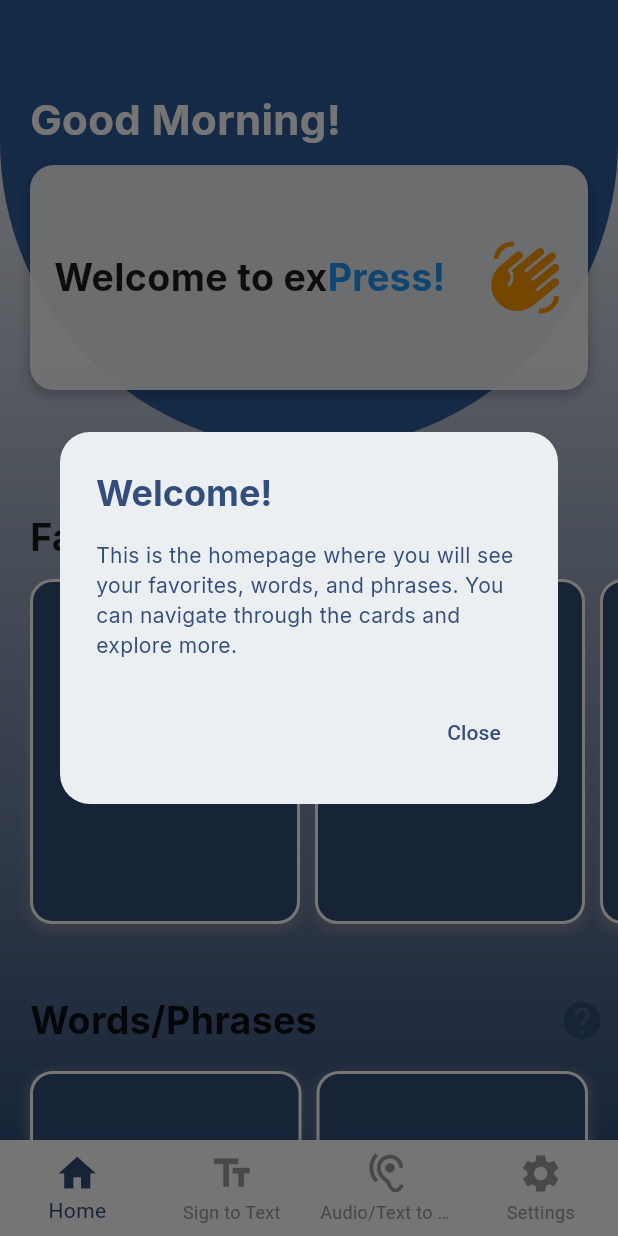
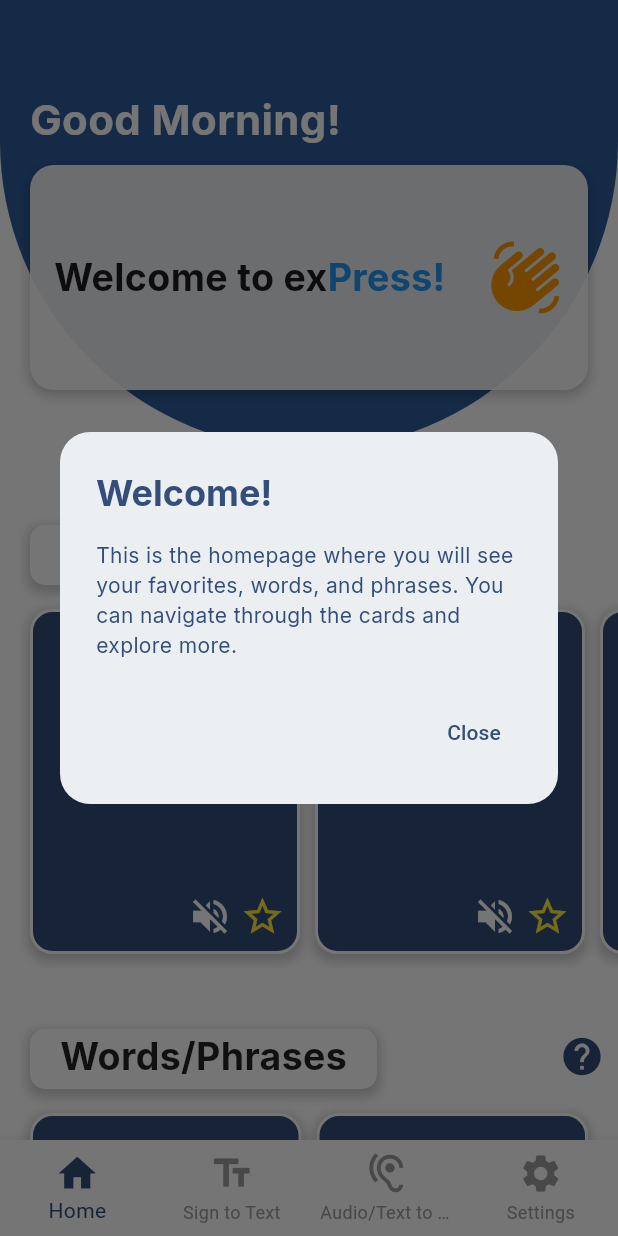
Before and after one commit to IverDumalag/express, a Flutter app: the LandingPage screen opened directly, after a tap on "Press to Start", on a phone screen of 412 x 824 dp. Run offline on Flutter 3.47's test engine with Material 3 defaults, Android fonts, the phone set to English and light mode, and no system bars.

Commit message:
update home page

```diff
--- a/flutter_express/lib/home/page_home.dart
+++ b/flutter_express/lib/home/page_home.dart
@@ -1,14 +1,38 @@
 import 'package:flutter/material.dart';
 import 'package:flutter/animation.dart';
 
-class Home extends StatelessWidget {
+class Home extends StatefulWidget {
+  @override
+  _HomeState createState() => _HomeState();
+}
+
+class _HomeState extends State<Home> {
   final List<String> cardTitles = ["Hello", "Love", "Happy", "Cute", "Sorry"];
   final Color cardColor = const Color(0xFF334E7B); // Updated color for all cards
 
   final List<String> phrases = [
     "Hello", "Thank You", "Sorry", "Good Morning",
-    "Good Night", "Please", "How are you?", "I love you",
+    "Good Night", "Please", "How are you?", "Yes",
   ];
+
+  String greetingMessage = '';
+
+  @override
+  void initState() {
+    super.initState();
+    _updateGreetingMessage();
+  }
+
+  void _updateGreetingMessage() {
+    final hour = DateTime.now().hour;
+    if (hour < 12) {
+      greetingMessage = 'Good Morning!';
+    } else if (hour < 17) {
+      greetingMessage = 'Good Afternoon!';
+    } else {
+      greetingMessage = 'Good Evening!';
+    }
+  }
 
   @override
   Widget build(BuildContext context) {
@@ -17,21 +41,8 @@
     });
 
     return Scaffold(
-      body: Stack(
-        children: [
-          Container(
-            decoration: const BoxDecoration(
-              gradient: LinearGradient(
-                begin: Alignment.bottomCenter,
-                end: Alignment.topCenter,
-                colors: [
-                  Color(0xFF334E7B),
-                  Colors.white,
-                ],
-              ),
-            ),
-          ),
-          SingleChildScrollView(
+      backgroundColor: Colors.white, // Set the background color to white
+      body: SingleChildScrollView(
         child: Column(
           crossAxisAlignment: CrossAxisAlignment.start,
           children: [
@@ -84,8 +95,6 @@
           ],
         ),
       ),
-        ],
-      ),
     );
   }
 
@@ -131,9 +140,9 @@
           Positioned(
             left: 20,
             top: 60,
-            child: const Text(
-              'Good Morning!',
-              style: TextStyle(
+            child: Text(
+              greetingMessage,
+              style: const TextStyle(
                 fontSize: 28,
                 color: Colors.white,
                 fontWeight: FontWeight.bold,
@@ -194,6 +203,30 @@
   Widget _buildSectionTitle(String title) {
     return Padding(
       padding: const EdgeInsets.symmetric(horizontal: 20),
+      child: Stack(
+        children: [
+          Positioned(
+            left: 0,
+            right: 0,
+            top: 10,
+            child: Container(
+              height: 40,
+              decoration: BoxDecoration(
+                color: Colors.white,
+                borderRadius: BorderRadius.circular(10),
+                boxShadow: [
+                  BoxShadow(
+                    color: Colors.grey.withOpacity(0.5),
+                    spreadRadius: 2,
+                    blurRadius: 5,
+                    offset: Offset(0, 3),
+                  ),
+                ],
+              ),
+            ),
+          ),
+          Padding(
+            padding: const EdgeInsets.symmetric(horizontal: 20, vertical: 10),
             child: Text(
               title,
               style: const TextStyle(
@@ -202,6 +235,9 @@
                 color: Colors.black87,
                 fontFamily: 'Inter',
               ),
+            ),
+          ),
+        ],
       ),
     );
   }
@@ -232,9 +268,9 @@
               width: 180,
               margin: const EdgeInsets.only(right: 10),
               decoration: BoxDecoration(
-                color: cardColor, // Updated color
+                color: cardColor,
                 borderRadius: BorderRadius.circular(15),
-                border: Border.all(color: Colors.white, width: 2), // Added white border
+                border: Border.all(color: Colors.white, width: 2),
                 boxShadow: [
                   BoxShadow(
                     color: Colors.grey.withOpacity(0.5),
@@ -244,7 +280,9 @@
                   ),
                 ],
               ),
-              child: Center(
+              child: Stack(
+                children: [
+                  Center(
                     child: Text(
                       cardTitles[index],
                       style: const TextStyle(
@@ -255,6 +293,20 @@
                       ),
                       textAlign: TextAlign.center,
                     ),
+                  ),
+                  // Positioned interactive icons at bottom right
+                  Positioned(
+                    bottom: 8,
+                    right: 8,
+                    child: Row(
+                      children: const [
+                        InteractiveSpeakerIcon(),
+                        SizedBox(width: 5),
+                        InteractiveStarIcon(),
+                      ],
+                    ),
+                  ),
+                ],
               ),
             ),
           );
@@ -293,9 +345,9 @@
             },
             child: Container(
               decoration: BoxDecoration(
-                color: cardColor, // Updated color
+                color: cardColor,
                 borderRadius: BorderRadius.circular(15),
-                border: Border.all(color: Colors.white, width: 2), // Added white border
+                border: Border.all(color: Colors.white, width: 2),
                 boxShadow: [
                   BoxShadow(
                     color: Colors.grey.withOpacity(0.5),
@@ -305,7 +357,9 @@
                   ),
                 ],
               ),
-              child: Center(
+              child: Stack(
+                children: [
+                  Center(
                     child: Text(
                       phrases[index],
                       style: const TextStyle(
@@ -316,6 +370,20 @@
                       ),
                       textAlign: TextAlign.center,
                     ),
+                  ),
+                  // Positioned interactive icons at bottom right
+                  Positioned(
+                    bottom: 8,
+                    right: 8,
+                    child: Row(
+                      children: const [
+                        InteractiveSpeakerIcon(),
+                        SizedBox(width: 5),
+                        InteractiveStarIcon(),
+                      ],
+                    ),
+                  ),
+                ],
               ),
             ),
           );
@@ -538,3 +606,58 @@
     );
   }
 }
+
+class InteractiveStarIcon extends StatefulWidget {
+  const InteractiveStarIcon({Key? key}) : super(key: key);
+
+  @override
+  _InteractiveStarIconState createState() => _InteractiveStarIconState();
+}
+
+class _InteractiveStarIconState extends State<InteractiveStarIcon> {
+  bool isStarred = false;
+
+  @override
+  Widget build(BuildContext context) {
+    return GestureDetector(
+      onTap: () {
+        setState(() {
+          isStarred = !isStarred;
+        });
+      },
+      child: Icon(
+        isStarred ? Icons.star : Icons.star_border,
+        color: Colors.yellow,
+        size: 30,
+      ),
+    );
+  }
+}
+
+class InteractiveSpeakerIcon extends StatefulWidget {
+  const InteractiveSpeakerIcon({Key? key}) : super(key: key);
+
+  @override
+  _InteractiveSpeakerIconState createState() => _InteractiveSpeakerIconState();
+}
+
+class _InteractiveSpeakerIconState extends State<InteractiveSpeakerIcon> {
+  bool isPlaying = false;
+
+  @override
+  Widget build(BuildContext context) {
+    return GestureDetector(
+      onTap: () {
+        setState(() {
+          isPlaying = !isPlaying;
+          // Optionally, insert your audio play/stop logic here.
+        });
+      },
+      child: Icon(
+        isPlaying ? Icons.volume_up : Icons.volume_off,
+        color: Colors.white,
+        size: 30,
+      ),
+    );
+  }
+}
--- a/flutter_express/lib/page_landing.dart
+++ b/flutter_express/lib/page_landing.dart
@@ -56,7 +56,7 @@
     return RichText(
       text: TextSpan(
         style: TextStyle(
-          fontSize: 40,
+          fontSize: 36,
           fontFamily: 'Inter',
         ),
         children: spans,
--- a/flutter_express/lib/settings/page_settings.dart
+++ b/flutter_express/lib/settings/page_settings.dart
@@ -11,6 +11,7 @@
 class _SettingsState extends State<Settings> {
   bool _cameraAccess = false;
   bool _voiceAccess = false;
+  bool _soundEffects = false;
 
   @override
   Widget build(BuildContext context) {
@@ -69,6 +70,20 @@
               });
             },
             secondary: Icon(Icons.mic),
+            activeColor: Color(0xFF334E7B), // Change active color to 0xFF334E7B
+          ),
+          SwitchListTile(
+            title: Text(
+              'Sound Effects',
+              style: TextStyle(fontWeight: FontWeight.bold),
+            ),
+            value: _soundEffects,
+            onChanged: (bool value) {
+              setState(() {
+                _soundEffects = value;
+              });
+            },
+            secondary: Icon(Icons.music_note),
             activeColor: Color(0xFF334E7B), // Change active color to 0xFF334E7B
           ),
           Padding(
```
Lines whose indentation alone changed are shown as unchanged.
